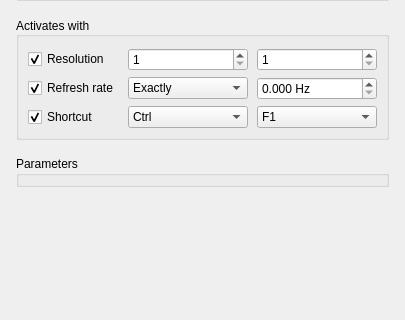
Above: src/display/qt/windows/ControlPanel/VideoPresets.ui from mrehkopf/vcs before the change; both pictures show x 0 to 405 and y 159 to 479 of the 405 by 479 pixel window. Below: the same form after it.
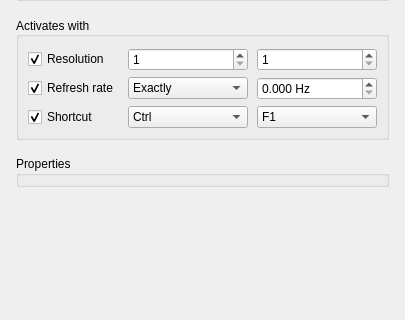
That is the form after the change. Icons and pictures are not drawn. Custom widgets are drawn as their Qt base class.

Commit message: ui/analog-presets: Add icons for properties

Patch:
```diff
--- a/src/display/qt/windows/ControlPanel/VideoPresets.ui
+++ b/src/display/qt/windows/ControlPanel/VideoPresets.ui
@@ -513,7 +513,7 @@
           </sizepolicy>
          </property>
          <property name="title">
-          <string>Parameters</string>
+          <string>Properties</string>
          </property>
         </widget>
        </item>
```
The commit also changes 18 other files.
